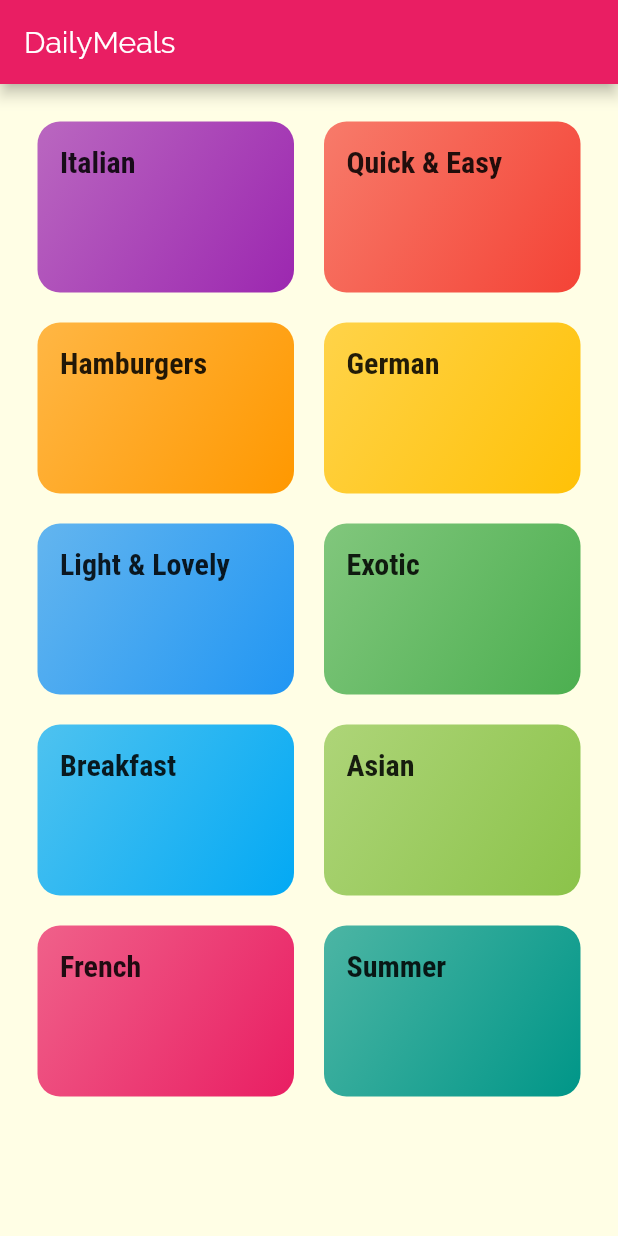
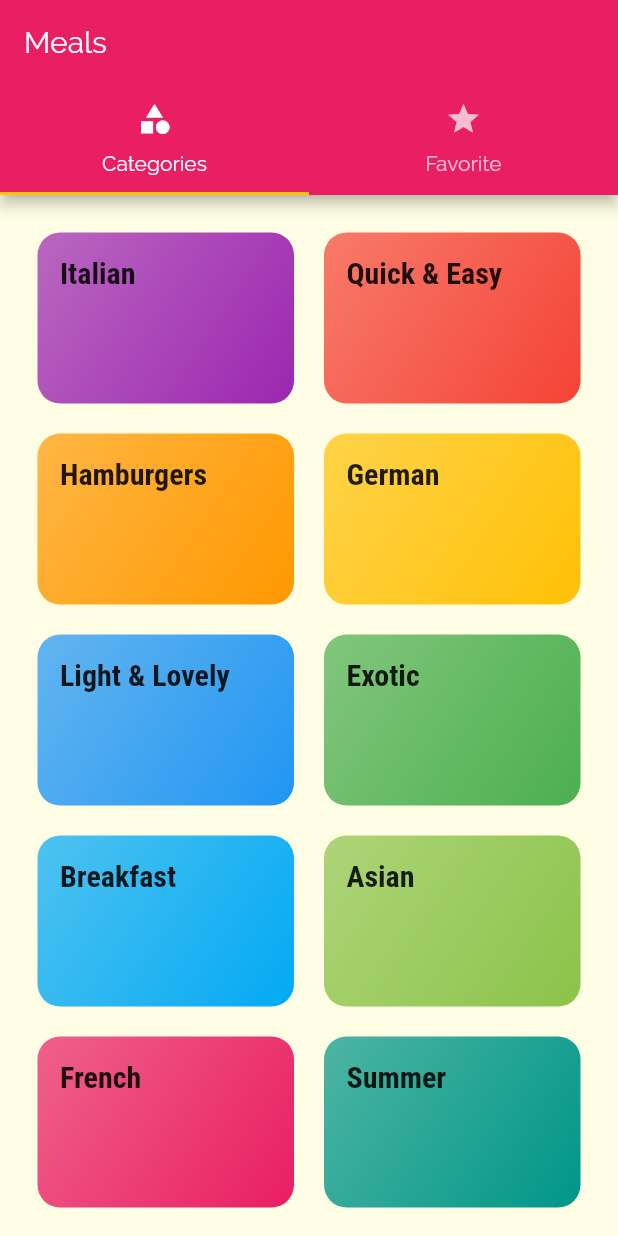
Before and after one commit to sannidhya-kushwaha/Meals_App, a Flutter app: the screen it shows after launch, on a phone screen of 412 x 824 dp. Run offline on Flutter 3.47's test engine with Material 2 defaults, Android fonts, the phone set to English and light mode, and no system bars.

Commit message:
Adding a TabBar to the Appbar

```diff
--- a/lib/main.dart
+++ b/lib/main.dart
@@ -1,8 +1,9 @@
+import 'package:flutter/material.dart';
+
+import './screens/tabs_screen.dart';
 import './screens/meal_detail_screen.dart';
-
 import './screens/categories_screen.dart';
 import './screens/category_meals_screen.dart';
-import 'package:flutter/material.dart';
 
 void main() {
   runApp(MyApp());
@@ -32,7 +33,7 @@ class MyApp extends StatelessWidget {
               ),
             ),
       ),
-      home: CategoriesScreen(),
+      home: TabsScreen(),
       routes: {
         CategoryMealsScreen.routeName: (ctx) => CategoryMealsScreen(),
         MealDetailScreen.routeName: (ctx) => MealDetailScreen(),
--- a/lib/screens/categories_screen.dart
+++ b/lib/screens/categories_screen.dart
@@ -5,16 +5,11 @@ import '../widgets/category_item.dart';
 class CategoriesScreen extends StatelessWidget {
   @override
   Widget build(BuildContext context) {
-    return Scaffold(
-      appBar: AppBar(
-        title: const Text('DailyMeals'),
-      ),
-      body: GridView(
+    return GridView(
       padding: const EdgeInsets.all(25),
       children: DUMMY_CATEGORIES
           .map(
-              (catData) =>
-                  CategoryItem(catData.id, catData.title, catData.color),
+            (catData) => CategoryItem(catData.id, catData.title, catData.color),
           )
           .toList(),
       gridDelegate: SliverGridDelegateWithMaxCrossAxisExtent(
@@ -23,7 +18,6 @@ class CategoriesScreen extends StatelessWidget {
         crossAxisSpacing: 20,
         mainAxisSpacing: 20,
       ),
-      ),
     );
   }
 }
--- /dev/null
+++ b/lib/screens/favorites_screen.dart
@@ -0,0 +1,10 @@
+import 'package:flutter/material.dart';
+
+class FavoritesScreen extends StatelessWidget {
+  @override
+  Widget build(BuildContext context) {
+    return Center(
+      child: Text('The Favorites'),
+    );
+  }
+}
--- /dev/null
+++ b/lib/screens/tabs_screen.dart
@@ -0,0 +1,46 @@
+import 'package:Meals_App/screens/favorites_screen.dart';
+
+import './categories_screen.dart';
+import 'package:flutter/material.dart';
+
+class TabsScreen extends StatefulWidget {
+  @override
+  _TabsScreenState createState() => _TabsScreenState();
+}
+
+class _TabsScreenState extends State<TabsScreen> {
+  @override
+  Widget build(BuildContext context) {
+    return DefaultTabController(
+      length: 2,
+      // initialIndex: 0,
+      child: Scaffold(
+        appBar: AppBar(
+          title: Text('Meals'),
+          bottom: TabBar(
+            tabs: [
+              Tab(
+                icon: Icon(
+                  Icons.category,
+                ),
+                text: 'Categories',
+              ),
+              Tab(
+                icon: Icon(
+                  Icons.star,
+                ),
+                text: 'Favorite',
+              )
+            ],
+          ),
+        ),
+        body: TabBarView(
+          children: [
+            CategoriesScreen(),
+            FavoritesScreen(),
+          ],
+        ),
+      ),
+    );
+  }
+}
```
Lines whose indentation alone changed are shown as unchanged.
